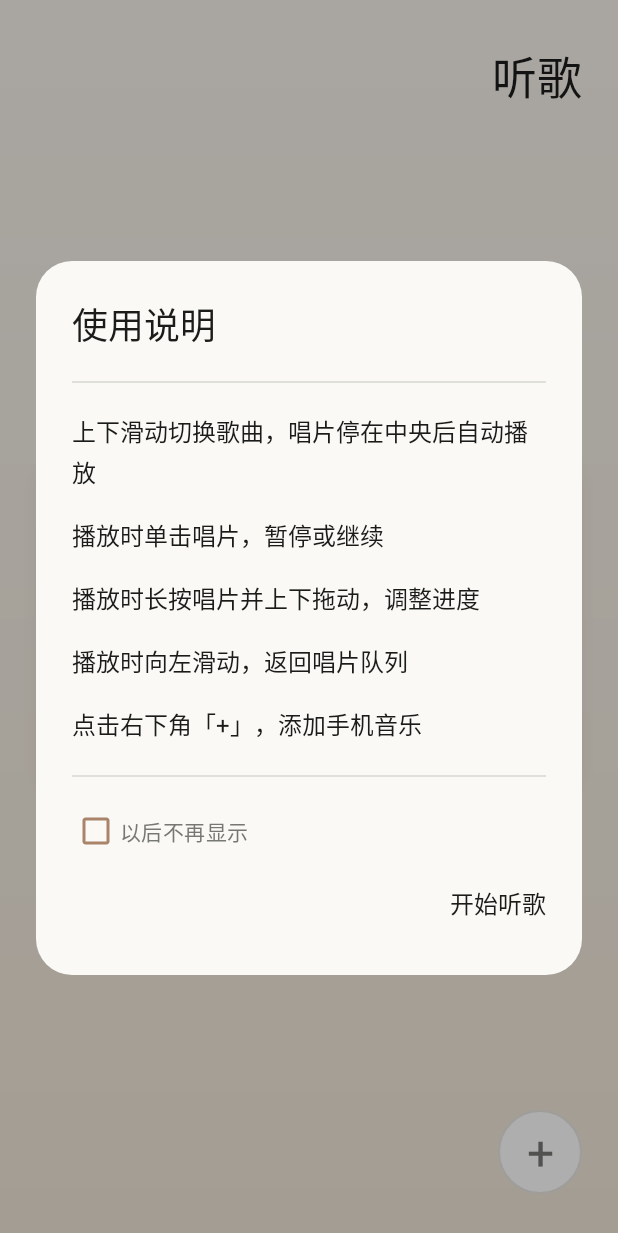
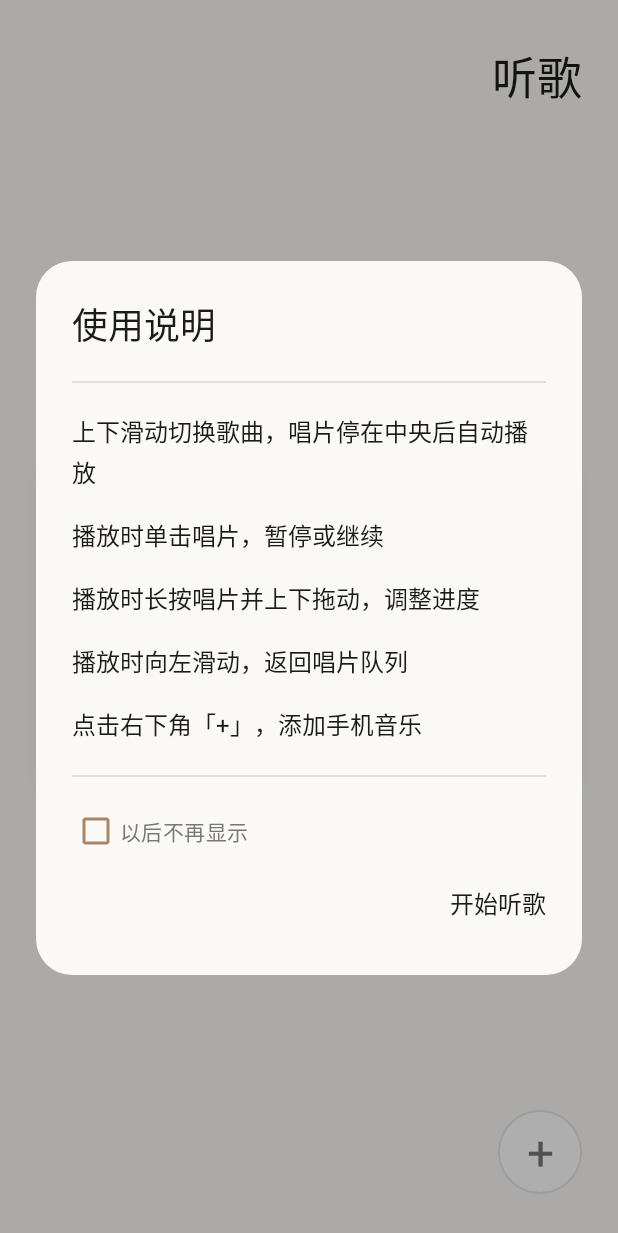
Before and after one commit to Frrrrrranz/JustListen, an Android app: the screen it shows after launch (MainActivity), on a phone screen of 412 x 824 dp. Shown: the top 1233 px of the screen. Run offline under Robolectric (Android 15) with nearby library versions, the phone set to English and light mode, and no system bars; 2 statements that could not run were skipped.

Commit message:
fix: 修复播放提示与导入页背景并准备 0.0.2 发布

```diff
--- a/app/build.gradle.kts
+++ b/app/build.gradle.kts
@@ -21,8 +21,8 @@ android {
         applicationId = "com.example.filmplayer"
         minSdk = 26
         targetSdk = 37
-        versionCode = 1
-        versionName = "0.0.1"
+        versionCode = 2
+        versionName = "0.0.2"
 
         testInstrumentationRunner = "androidx.test.runner.AndroidJUnitRunner"
     }
--- a/app/src/main/java/com/example/filmplayer/MainActivity.java
+++ b/app/src/main/java/com/example/filmplayer/MainActivity.java
@@ -43,7 +43,7 @@ import java.util.concurrent.Executors;
 
 public class MainActivity extends AppCompatActivity {
     private static final int MAX_DOCUMENTS = 10000;
-    private static final long SCAN_RESULT_DISPLAY_MS = 4000L;
+    private static final long TEMPORARY_STATUS_DISPLAY_MS = 4000L;
     private static final String LAST_PLAYED_SONG_KEY = "last_played_song_key";
     private static final String HIDE_INTRO_KEY = "hide_intro";
     private static final String DEVICE_SCAN_SOURCE = "mediastore:external";
@@ -113,7 +113,7 @@ public class MainActivity extends AppCompatActivity {
             resumeAfterScrub = false;
             carouselView.exitPlayback();
             selectedSongTitle.setVisibility(View.GONE);
-            showStatus(getString(R.string.playback_finished));
+            showTemporaryStatus(getString(R.string.playback_finished));
         }
 
         @Override
@@ -570,7 +570,7 @@ public class MainActivity extends AppCompatActivity {
             return;
         }
         showStatus(message);
-        scanStatus.postDelayed(hideScanStatus, SCAN_RESULT_DISPLAY_MS);
+        scanStatus.postDelayed(hideScanStatus, TEMPORARY_STATUS_DISPLAY_MS);
     }
 
     @Override
--- a/app/src/main/res/drawable/empty_library_scrim.xml
+++ /dev/null
@@ -1,7 +0,0 @@
-<?xml version="1.0" encoding="utf-8"?>
-<shape xmlns:android="http://schemas.android.com/apk/res/android">
-    <gradient
-        android:angle="90"
-        android:startColor="#F0E6D8"
-        android:endColor="#F7F3EC" />
-</shape>
--- a/app/src/main/res/layout/activity_main.xml
+++ b/app/src/main/res/layout/activity_main.xml
@@ -18,7 +18,6 @@
         android:id="@+id/emptyLibraryOverlay"
         android:layout_width="match_parent"
         android:layout_height="match_parent"
-        android:background="@drawable/empty_library_scrim"
         android:clickable="true"
         android:focusable="true"
         android:visibility="gone">
```
Also changed, not shown: 3 other files.
